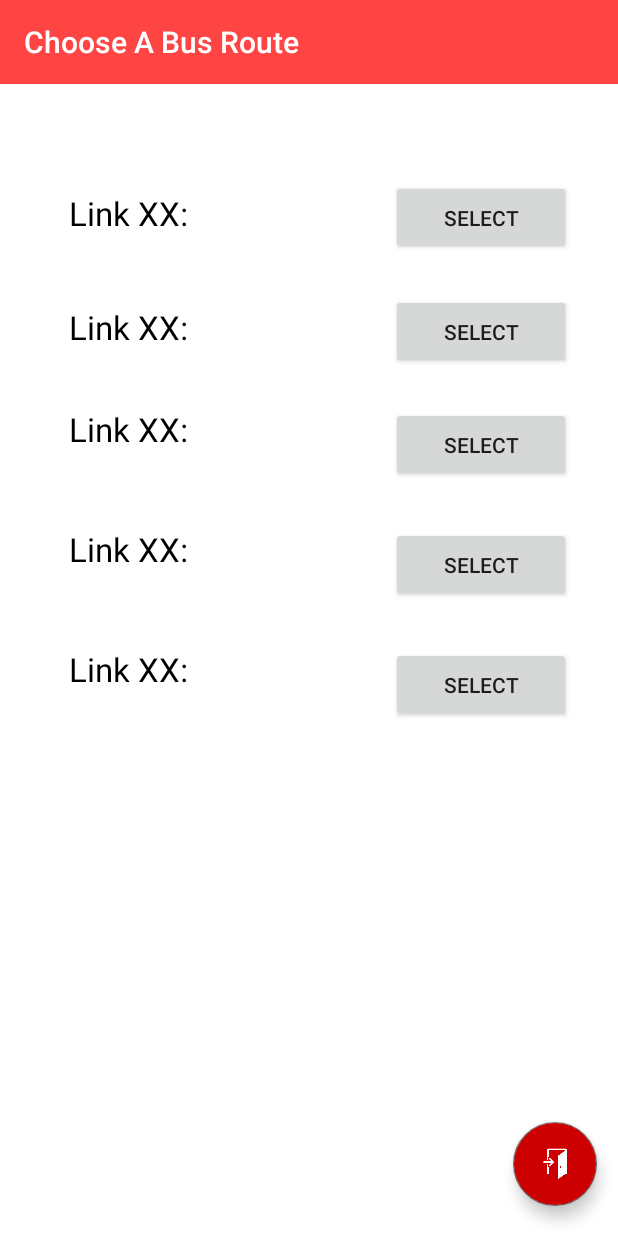
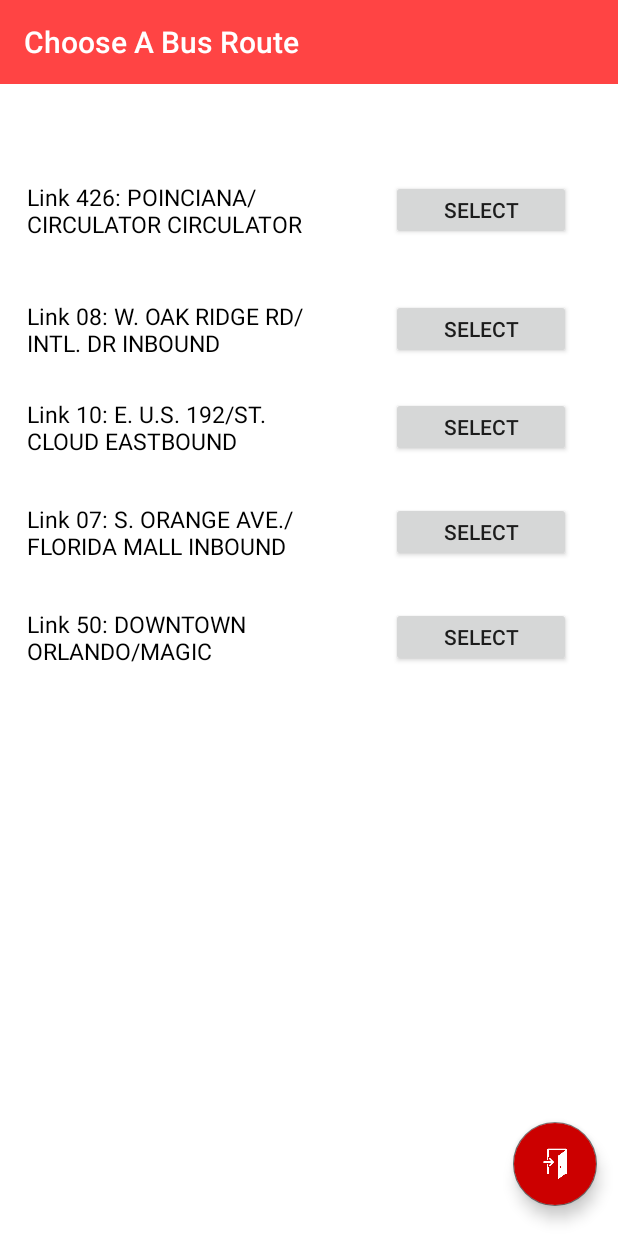
Before and after one commit to collinspeight/BusTracker, an Android app: the MainActivity screen opened directly, with no data from a screen before it, on a phone screen of 412 x 824 dp. Run offline under Robolectric (Android 15) with nearby library versions, the phone set to English and light mode, and no system bars; our stand-ins replace Firebase (no records; nobody signed in at launch, a user with empty details on screens opened directly).

Commit message:
UI Changes again...
Added:
Routes Text

Bug Found:
When there are more than 1 ETA, BusETA's listview breaks.

```diff
--- a/app/src/main/java/com/example/harold/bustracker/AccountActivity/LoginActivity.java
+++ b/app/src/main/java/com/example/harold/bustracker/AccountActivity/LoginActivity.java
@@ -154,7 +154,7 @@ public class LoginActivity extends AppCompatActivity {
             return;
         }
 
-        Toast.makeText(LoginActivity.this, "Logging in... ", Toast.LENGTH_LONG).show();
+        Toast.makeText(LoginActivity.this, "Logging in... ", Toast.LENGTH_SHORT).show();
 
         // Authenticate user
         mAuth.signInWithEmailAndPassword(email, password)
@@ -194,14 +194,10 @@ public class LoginActivity extends AppCompatActivity {
                 boolean isAdmin = (boolean)dataSnapshot.child("Users").child(userID).child("Admin").getValue();
 
                 if(isAdmin) { // Put administrator login actions here
-                    Toast.makeText(LoginActivity.this, "Administrator login successful!!",
-                            Toast.LENGTH_LONG).show();
                     // Change the class for Admin view
                     startActivity(new Intent(LoginActivity.this, Admin.class));
                     finish();
                 } else { // Put user login actions here
-                    Toast.makeText(LoginActivity.this, "Standard login successful!!",
-                            Toast.LENGTH_LONG).show();
                     // Change the class for User view
                     startActivity(new Intent(LoginActivity.this, MainActivity.class));
                     finish();
--- a/app/src/main/java/com/example/harold/bustracker/ETAInformationService.java
+++ b/app/src/main/java/com/example/harold/bustracker/ETAInformationService.java
@@ -8,9 +8,9 @@ package com.example.harold.bustracker;
 import android.app.Activity;
 import android.app.IntentService;
 import android.content.Intent;
-import android.content.res.Resources;
 import android.os.Bundle;
 import android.os.ResultReceiver;
+
 
 import org.json.JSONArray;
 import org.json.JSONException;
@@ -20,7 +20,6 @@ import java.io.BufferedInputStream;
 import java.io.IOException;
 import java.io.InputStream;
 import java.net.HttpURLConnection;
-import java.net.MalformedURLException;
 import java.net.URL;
 import java.util.ArrayList;
 import java.util.Scanner;
--- a/app/src/main/java/com/example/harold/bustracker/MainActivity.java
+++ b/app/src/main/java/com/example/harold/bustracker/MainActivity.java
@@ -9,6 +9,7 @@ import android.support.v7.widget.Toolbar;
 import android.view.View;
 import android.view.Window;
 import android.widget.Button;
+import android.widget.TextView;
 import android.widget.Toast;
 
 import com.example.harold.bustracker.AccountActivity.LoginActivity;
@@ -36,6 +37,17 @@ public class MainActivity extends AppCompatActivity {
         Button busStop3 = (Button) findViewById(R.id.button3);
         Button busStop4 = (Button) findViewById(R.id.button4);
         Button busStop5 = (Button) findViewById(R.id.button5);
+        final TextView textView1 = (TextView) findViewById(R.id.textView_route1);
+        final TextView textView2 = (TextView) findViewById(R.id.textView_route2);
+        final TextView textView3 = (TextView) findViewById(R.id.textView_route3);
+        final TextView textView4 = (TextView) findViewById(R.id.textView_route4);
+        final TextView textView5 = (TextView) findViewById(R.id.textView_route5);
+
+        textView1.setText(R.string.route1);
+        textView2.setText(R.string.route2);
+        textView3.setText(R.string.route3);
+        textView4.setText(R.string.route4);
+        textView5.setText(R.string.route5);
 
         busStop1.setOnClickListener(new View.OnClickListener() {
             @Override
@@ -43,7 +55,9 @@ public class MainActivity extends AppCompatActivity {
                 Intent i = new Intent(MainActivity.this, User.class);
                 i.putExtra("BusStop", 0);
                 i.putExtra("RouteNumber", 567);
+                i.putExtra("RouteName", textView1.getText());
                 startActivity(i);
+
             }
         });
 
@@ -53,7 +67,9 @@ public class MainActivity extends AppCompatActivity {
                 Intent i = new Intent(MainActivity.this, User.class);
                 i.putExtra("BusStop", 1);
                 i.putExtra("RouteNumber", 424);
+                i.putExtra("RouteName", textView2.getText());
                 startActivity(i);
+
             }
         });
 
@@ -63,7 +79,9 @@ public class MainActivity extends AppCompatActivity {
                 Intent i = new Intent(MainActivity.this, User.class);
                 i.putExtra("BusStop", 2);
                 i.putExtra("RouteNumber", 434);
+                i.putExtra("RouteName", textView3.getText());
                 startActivity(i);
+
             }
         });
 
@@ -73,7 +91,9 @@ public class MainActivity extends AppCompatActivity {
                 Intent i = new Intent(MainActivity.this, User.class);
                 i.putExtra("BusStop", 3);
                 i.putExtra("RouteNumber", 423);
+                i.putExtra("RouteName", textView4.getText());
                 startActivity(i);
+
             }
         });
 
@@ -82,8 +102,10 @@ public class MainActivity extends AppCompatActivity {
             public void onClick(View v) {
                 Intent i = new Intent(MainActivity.this, User.class);
                 i.putExtra("BusStop", 4);
-                i.putExtra("RouteNumber", 423);
+                i.putExtra("RouteNumber", 596);
+                i.putExtra("RouteName", textView5.getText());
                 startActivity(i);
+
             }
         });
 
--- a/app/src/main/res/layout/activity_main.xml
+++ b/app/src/main/res/layout/activity_main.xml
@@ -15,24 +15,23 @@
         android:layout_alignParentStart="true"
         android:layout_alignParentTop="true"
         android:background="?attr/colorPrimary"
-        app:popupTheme="@style/AppTheme.PopupOverlay" />
+        android:theme="@style/ThemeOverlay.AppCompat.Dark.ActionBar" />
 
     <TextView
-        android:id="@+id/textView1"
-        android:layout_width="150dp"
+        android:id="@+id/textView_route1"
+        android:layout_width="190dp"
         android:layout_height="wrap_content"
-        android:layout_alignBaseline="@+id/button1"
         android:layout_alignBottom="@+id/button1"
-        android:layout_alignParentStart="true"
-        android:layout_marginStart="46dp"
-        android:text="Link XX:"
+        android:layout_alignStart="@+id/textView_route2"
+        android:lines="2"
+        android:text="@string/route1"
         android:textColor="@android:color/black"
-        android:textSize="22sp" />
+        android:textSize="15sp" />
 
     <Button
         android:id="@+id/button1"
         android:layout_width="120dp"
-        android:layout_height="50dp"
+        android:layout_height="40dp"
         android:layout_alignParentEnd="true"
         android:layout_below="@+id/toolbar"
         android:layout_marginEnd="31dp"
@@ -40,77 +39,81 @@
         android:text="Select" />
 
     <TextView
-        android:id="@+id/textView2"
-        android:layout_width="150dp"
+        android:id="@+id/textView_route2"
+        android:layout_width="190dp"
         android:layout_height="wrap_content"
-        android:layout_alignBaseline="@+id/button2"
-        android:layout_alignBottom="@+id/button2"
-        android:layout_alignStart="@+id/textView1"
-        android:text="Link XX:"
+        android:layout_above="@+id/button3"
+        android:layout_alignStart="@+id/textView_route3"
+        android:lines="2"
+        android:text="@string/route2"
         android:textColor="@android:color/black"
-        android:textSize="22sp" />
+        android:textSize="15sp" />
 
     <Button
         android:id="@+id/button2"
         android:layout_width="120dp"
-        android:layout_height="50dp"
+        android:layout_height="40dp"
         android:layout_alignStart="@+id/button1"
-        android:layout_below="@+id/textView1"
+        android:layout_below="@+id/textView_route1"
         android:layout_marginTop="39dp"
         android:text="Select" />
 
     <TextView
-        android:id="@+id/textView3"
-        android:layout_width="150dp"
+        android:id="@+id/textView_route3"
+        android:layout_width="190dp"
         android:layout_height="wrap_content"
-        android:layout_alignStart="@+id/textView2"
-        android:layout_alignTop="@+id/button3"
-        android:text="Link XX:"
+        android:layout_above="@+id/button4"
+        android:layout_alignParentStart="true"
+        android:layout_marginStart="18dp"
+        android:lines="2"
+        android:text="@string/route3"
         android:textColor="@android:color/black"
-        android:textSize="22sp" />
+        android:textSize="15sp" />
 
     <Button
         android:id="@+id/button3"
         android:layout_width="120dp"
-        android:layout_height="50dp"
+        android:layout_height="40dp"
         android:layout_alignStart="@+id/button2"
         android:layout_below="@+id/button2"
         android:layout_marginTop="25dp"
         android:text="Select" />
 
     <TextView
-        android:id="@+id/textView4"
-        android:layout_width="150dp"
+        android:id="@+id/textView_route4"
+        android:layout_width="190dp"
         android:layout_height="wrap_content"
-        android:layout_alignStart="@+id/textView3"
-        android:layout_alignTop="@+id/button4"
-        android:text="Link XX:"
+        android:layout_above="@+id/button5"
+        android:layout_alignStart="@+id/textView_route3"
+        android:lines="2"
+        android:text="@string/route4"
         android:textColor="@android:color/black"
-        android:textSize="22sp" />
+        android:textSize="15sp" />
 
     <Button
         android:id="@+id/button4"
         android:layout_width="120dp"
-        android:layout_height="50dp"
+        android:layout_height="40dp"
         android:layout_alignStart="@+id/button3"
         android:layout_below="@+id/button3"
         android:layout_marginTop="30dp"
         android:text="Select" />
 
     <TextView
-        android:id="@+id/textView5"
-        android:layout_width="150dp"
+        android:id="@+id/textView_route5"
+        android:layout_width="190dp"
         android:layout_height="wrap_content"
-        android:layout_alignStart="@+id/textView4"
-        android:layout_alignTop="@+id/button5"
-        android:text="Link XX:"
+        android:layout_alignBottom="@+id/button5"
+        android:layout_alignStart="@+id/textView_route4"
+        android:lines="2"
+        android:text="@string/route5"
         android:textColor="@android:color/black"
-        android:textSize="22sp" />
+        android:textSize="15sp" />
 
     <Button
         android:id="@+id/button5"
         android:layout_width="120dp"
-        android:layout_height="50dp"
+        android:layout_height="40dp"
         android:layout_alignStart="@+id/button4"
         android:layout_below="@+id/button4"
         android:layout_marginTop="30dp"
--- a/app/src/main/res/values/strings.xml
+++ b/app/src/main/res/values/strings.xml
@@ -16,5 +16,10 @@
     <string name="title_activity_eta">eta</string>
     <string name="title_activity_bus_et">BusETA</string>
     <string name="stop_logo">stop logo</string>
-    <string name="stop_address">MAITLAND CENTER PKY AND N KELLER RD</string>>
+    <string name="stop_address">MAITLAND CENTER PKY AND N KELLER RD</string>
+    <string name="route1">Link 426: POINCIANA/CIRCULATOR CIRCULATOR</string>
+    <string name="route2">Link 08: W. OAK RIDGE RD/INTL. DR INBOUND</string>
+    <string name="route3">Link 10: E. U.S. 192/ST. CLOUD EASTBOUND</string>
+    <string name="route4">Link 07: S. ORANGE AVE./FLORIDA MALL INBOUND</string>
+    <string name="route5">Link 50: DOWNTOWN ORLANDO/MAGIC KINGDOM INBOUND</string>>
 </resources>
```
Also changed, not shown: app/src/main/java/com/example/harold/bustracker/BusETA.java (+8 -10 lines), app/src/main/java/com/example/harold/bustracker/User.java (+32 -11 lines), app/src/main/res/anim/righttoleft.xml (added, +10 -0 lines), app/src/main/res/anim/stable.xml (added, +7 -0 lines), app/src/main/res/layout/user.xml (+9 -0 lines).
